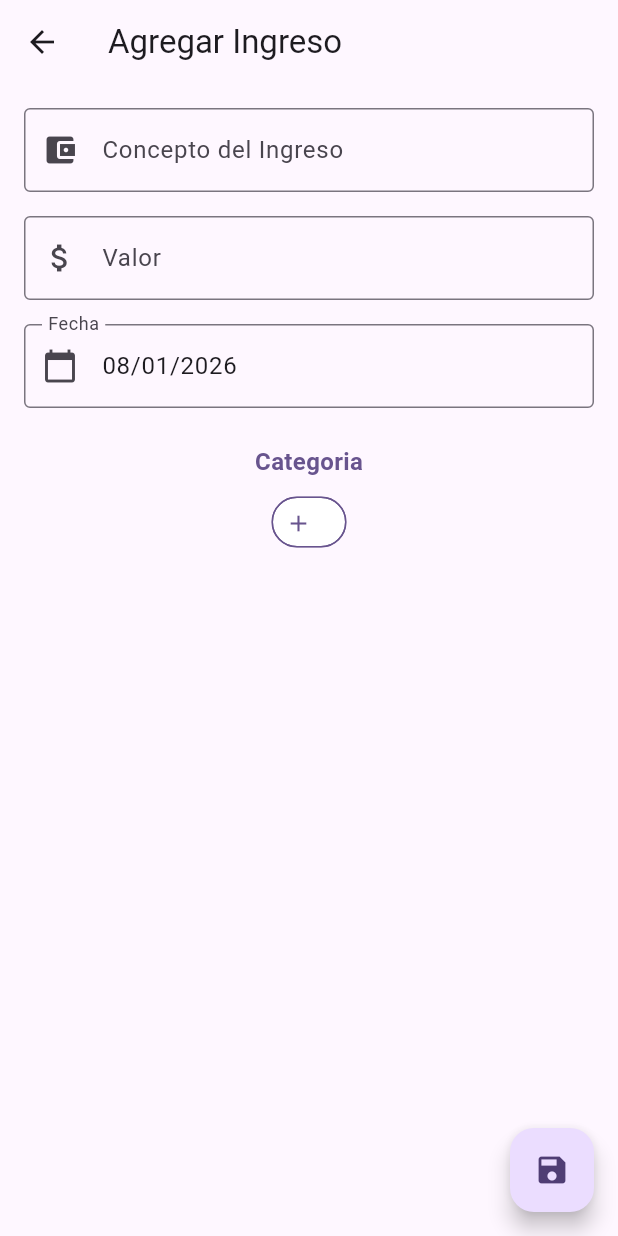
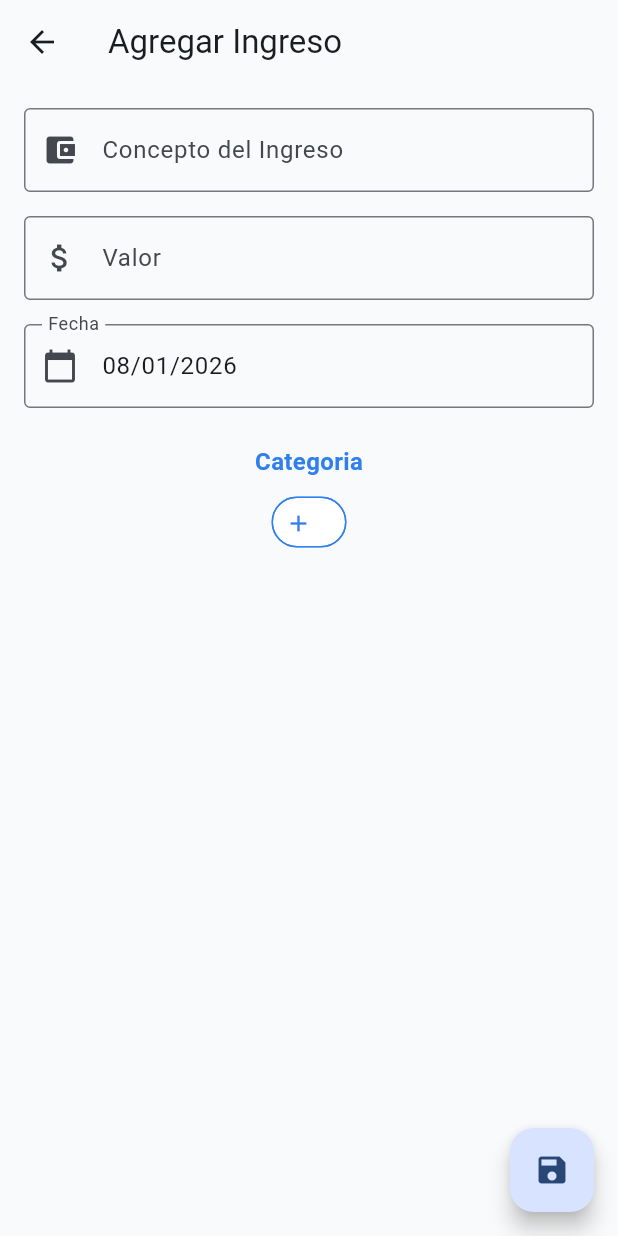
Before and after one commit to mmaurogg/gastos_inteligentes, a Flutter app: the AddIncomeScreen screen opened directly, on a phone screen of 412 x 824 dp. Run offline on Flutter 3.47's test engine with Material 3 defaults, Android fonts, the phone set to English and light mode, and no system bars; our stand-ins replace flutter_riverpod, google_generative_ai, permission_handler, shared_preferences, sqflite; accounts and stored records are empty.

Commit message:
feat: refactor apariencia

```diff
--- /dev/null
+++ b/lib/config/app_theme.dart
@@ -0,0 +1,64 @@
+import 'package:flutter/material.dart';
+
+class AppTheme {
+  final ThemeData _themeApp = ThemeData(
+    useMaterial3: true,
+    colorScheme: ColorScheme.fromSeed(
+      brightness: Brightness.light,
+      seedColor: Color(0xFF2F80ED),
+      primary: Color(0xFF2F80ED),
+      secondary: Color(0xFF56CCF2),
+      tertiary: Color(0xFFBB6BD9),
+      surface: Color(0xFFF9FAFB),
+      error: Color(0xFFEB5757),
+    ),
+    appBarTheme: const AppBarTheme(
+      backgroundColor: AppColors.surface,
+      foregroundColor: Colors.white,
+      elevation: 0,
+    ),
+    bottomNavigationBarTheme: BottomNavigationBarThemeData(
+      backgroundColor: AppColors.surface,
+      selectedItemColor: AppColors.primary,
+      unselectedItemColor: AppColors.tertiary,
+    ),
+  );
+
+  ThemeData get themeApp => _themeApp;
+
+  static const titleStyle = TextStyle(
+    fontSize: 20,
+    fontWeight: FontWeight.bold,
+    color: Colors.black,
+  );
+
+  static const titleHighlightStyle = TextStyle(
+    fontSize: 20,
+    fontWeight: FontWeight.bold,
+    color: AppColors.primary,
+  );
+
+  static const titleSmallStyle = TextStyle(
+    fontSize: 14,
+    fontWeight: FontWeight.bold,
+    color: Colors.black,
+  );
+
+  static const titleSmallHighlightStyle = TextStyle(
+    fontSize: 14,
+    fontWeight: FontWeight.bold,
+    color: AppColors.primary,
+  );
+}
+
+class AppColors {
+  static const seedColor = Color(0xFF3F51B5);
+  static const primary = Color(0xFF3F51B5);
+  static const secondary = Color(0xFF4CAF50);
+  static const tertiary = Color(0xFFFF7043);
+  static const surface = Color(0xFFF3F4F6);
+  static const error = Colors.red;
+
+  static const ingresos = Color(0xFF27AE60);
+  static const gastos = Color(0xFFEB5757);
+}
--- a/lib/main.dart
+++ b/lib/main.dart
@@ -1,29 +1,25 @@
 import 'package:flutter/material.dart';
 import 'package:flutter_riverpod/flutter_riverpod.dart';
-import 'package:shared_preferences/shared_preferences.dart';
+import 'package:gastos_inteligentes/config/app_theme.dart';
 import 'screens/home_screen.dart';
-import 'screens/api_key_screen.dart';
 
 void main() async {
   WidgetsFlutterBinding.ensureInitialized();
-  final prefs = await SharedPreferences.getInstance();
-  final hasApiKey = prefs.containsKey('gemini_api_key');
-  runApp(ProviderScope(child: MyApp(hasApiKey: hasApiKey)));
+  runApp(const ProviderScope(child: MyApp()));
 }
 
 class MyApp extends StatelessWidget {
-  final bool hasApiKey;
-  const MyApp({super.key, required this.hasApiKey});
+  const MyApp({super.key});
 
   @override
   Widget build(BuildContext context) {
     return MaterialApp(
       title: 'Gastos Inteligentes',
       theme: ThemeData(
-        colorScheme: ColorScheme.fromSeed(seedColor: Colors.deepPurple),
+        colorScheme: AppTheme().themeApp.colorScheme,
         useMaterial3: true,
       ),
-      home: hasApiKey ? const HomeScreen() : const ApiKeyScreen(),
+      home: const HomeScreen(),
     );
   }
 }
--- a/lib/providers/expense_provider.dart
+++ b/lib/providers/expense_provider.dart
@@ -57,7 +57,6 @@ class ExpenseProvider with ChangeNotifier {
 
   Future<void> loadExpenses() async {
     _expenses = await _dbHelper.getExpenses();
-    // _totalExpenses is now calculated dynamically based on the filtered list
     notifyListeners();
   }
 
--- a/lib/providers/income_provider.dart
+++ b/lib/providers/income_provider.dart
@@ -6,8 +6,9 @@ import '../db/database_helper.dart';
 final incomeProvider = ChangeNotifierProvider((ref) => IncomeProvider());
 
 class IncomeProvider with ChangeNotifier {
+  final DatabaseHelper _dbHelper = DatabaseHelper();
+
   List<Income> _incomes = [];
-  final DatabaseHelper _dbHelper = DatabaseHelper();
 
   DateTimeRange? _selectedDateRange;
   String? _selectedCategory;
```
Also changed, not shown: lib/screens/home_screen.dart (+126 -155 lines), lib/screens/widgets/balance_header.dart (added, +185 -0 lines), 1 other file.
